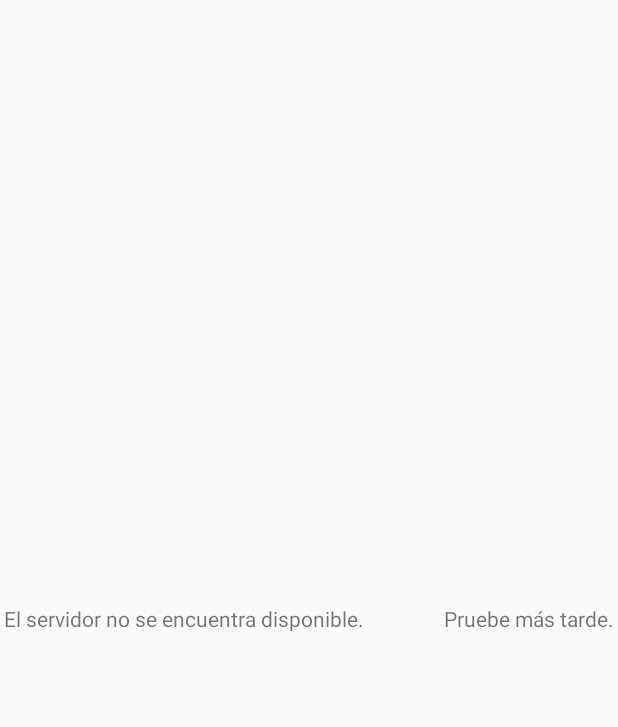
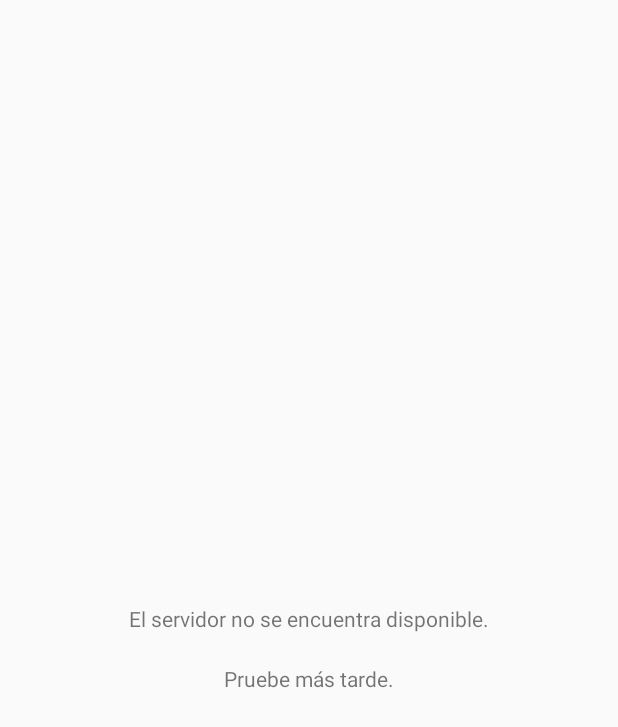
Before and after one commit to falegre05/BeerAdvicer, an Android app: the layout server_down.xml on its own in the app's theme, with its tools: preview values and no code run, on a phone screen of 412 x 824 dp. Shown: the top 727 px of the screen. Run offline under Robolectric (Android 15) with nearby library versions, the phone set to English and light mode, and no system bars.

Commit message:
Corrección de errores

```diff
--- a/App/MyApplication/app/src/main/java/com/example/ferzi/myapplication/AdvancedClientTask.java
+++ b/App/MyApplication/app/src/main/java/com/example/ferzi/myapplication/AdvancedClientTask.java
@@ -50,12 +50,11 @@ public class AdvancedClientTask extends AsyncTask<String, Void, Integer> {
 
         exito = conectarServidor(10); //10 intentos
 
-        Integer ret = 0;
 
         if(!exito){
             Log.d(TAG, "Don't know about host:"
                     + SERVER_ADDRESS);
-            ret = 1;
+            return 1;
         }
 
 
@@ -128,7 +127,7 @@ public class AdvancedClientTask extends AsyncTask<String, Void, Integer> {
         } catch (Exception e){
             Log.d(TAG, e.toString());
         }
-        return ret;
+        return 0;
     }
 
     protected void onPostExecute(Integer integer) {
--- a/App/MyApplication/app/src/main/java/com/example/ferzi/myapplication/BasicClientTask.java
+++ b/App/MyApplication/app/src/main/java/com/example/ferzi/myapplication/BasicClientTask.java
@@ -48,12 +48,11 @@ public class BasicClientTask extends AsyncTask<String, Void, Integer> {
 
         exito = conectarServidor(10); //10 intentos
 
-        Integer ret = 0;
 
         if(!exito){
             Log.d(TAG, "Don't know about host:"
                     + SERVER_ADDRESS);
-            ret = 1;
+            return 1;
         }
 
 
@@ -125,7 +124,7 @@ public class BasicClientTask extends AsyncTask<String, Void, Integer> {
         } catch (Exception e){
             Log.d(TAG, e.toString());
         }
-        return ret;
+        return 0;
     }
 
     protected void onPostExecute(Integer integer) {
--- a/App/MyApplication/app/src/main/java/com/example/ferzi/myapplication/MainActivity.java
+++ b/App/MyApplication/app/src/main/java/com/example/ferzi/myapplication/MainActivity.java
@@ -198,7 +198,9 @@ public class MainActivity extends AppCompatActivity {
             startActivity(intent);
         }
         else{
+            Log.d(TAG, "Advanced search coulnd't be done");
             setContentView(R.layout.server_down);
+            myAdvancedClientTask.detach();
         }
     }
 
@@ -214,7 +216,9 @@ public class MainActivity extends AppCompatActivity {
             startActivity(intent);
         }
         else{
+            Log.d(TAG, "Advanced search coulnd't be done");
             setContentView(R.layout.server_down);
+            myBasicClientTask.detach();
         }
     }
 }
--- a/App/MyApplication/app/src/main/res/layout/server_down.xml
+++ b/App/MyApplication/app/src/main/res/layout/server_down.xml
@@ -9,12 +9,21 @@
     <TextView
         android:layout_width="wrap_content"
         android:layout_height="wrap_content"
-        android:text="El servidor no se encuentra disponible.
-               Pruebe más tarde."
+        android:text="El servidor no se encuentra disponible."
         app:layout_constraintBottom_toBottomOf="parent"
         app:layout_constraintLeft_toLeftOf="parent"
         app:layout_constraintRight_toRightOf="parent"
         app:layout_constraintTop_toTopOf="parent"
         app:layout_constraintHorizontal_bias="0.5"
         app:layout_constraintVertical_bias="0.5" />
+    <TextView
+        android:layout_width="wrap_content"
+        android:layout_height="wrap_content"
+        android:text="Pruebe más tarde."
+        app:layout_constraintBottom_toBottomOf="parent"
+        app:layout_constraintLeft_toLeftOf="parent"
+        app:layout_constraintRight_toRightOf="parent"
+        app:layout_constraintTop_toTopOf="parent"
+        app:layout_constraintHorizontal_bias="0.5"
+        app:layout_constraintVertical_bias="0.55" />
 </android.support.constraint.ConstraintLayout>
```
